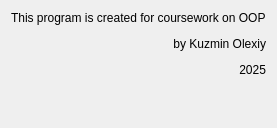
This is src/ui/about.ui in babybob8/OOP_CURS as Qt 5 draws it before an edit. The edited form follows.
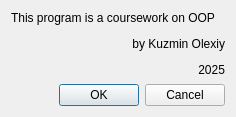
This is the edited form.

```diff
--- a/src/ui/about.ui
+++ b/src/ui/about.ui
@@ -1,15 +1,21 @@
 <?xml version="1.0" encoding="UTF-8"?>
 <ui version="4.0">
  <class>About</class>
- <widget class="QWidget" name="About">
+ <widget class="QDialog" name="About">
   <property name="geometry">
    <rect>
     <x>0</x>
     <y>0</y>
-    <width>245</width>
-    <height>100</height>
+    <width>236</width>
+    <height>117</height>
    </rect>
   </property>
+  <property name="sizePolicy">
+   <sizepolicy hsizetype="MinimumExpanding" vsizetype="MinimumExpanding">
+    <horstretch>100</horstretch>
+    <verstretch>100</verstretch>
+   </sizepolicy>
+  </property>
   <property name="windowTitle">
    <string>Form</string>
   </property>
@@ -17,7 +23,17 @@
    <item row="0" column="0">
     <widget class="QLabel" name="aboutLabel">
      <property name="text">
-      <string>&lt;html&gt;&lt;head/&gt;&lt;body&gt;&lt;p align=&quot;justify&quot;&gt;This program is created for coursework on OOP&lt;/p&gt;&lt;p align=&quot;right&quot;&gt;by Kuzmin Olexiy&lt;/p&gt;&lt;p align=&quot;right&quot;&gt;2025&lt;/p&gt;&lt;p&gt;&lt;br/&gt;&lt;/p&gt;&lt;/body&gt;&lt;/html&gt;</string>
+      <string>&lt;html&gt;&lt;head/&gt;&lt;body&gt;&lt;p align=&quot;justify&quot;&gt;This program is a coursework on OOP&lt;/p&gt;&lt;p align=&quot;right&quot;&gt;by Kuzmin Olexiy&lt;/p&gt;&lt;p align=&quot;right&quot;&gt;2025&lt;/p&gt;&lt;/body&gt;&lt;/html&gt;</string>
+     </property>
+    </widget>
+   </item>
+   <item row="1" column="0">
+    <widget class="QDialogButtonBox" name="buttonBox">
+     <property name="orientation">
+      <enum>Qt::Orientation::Horizontal</enum>
+     </property>
+     <property name="standardButtons">
+      <set>QDialogButtonBox::StandardButton::Cancel|QDialogButtonBox::StandardButton::Ok</set>
      </property>
     </widget>
    </item>
```
Left out of the diff: 39 changed lines with no effect on the pictures.
